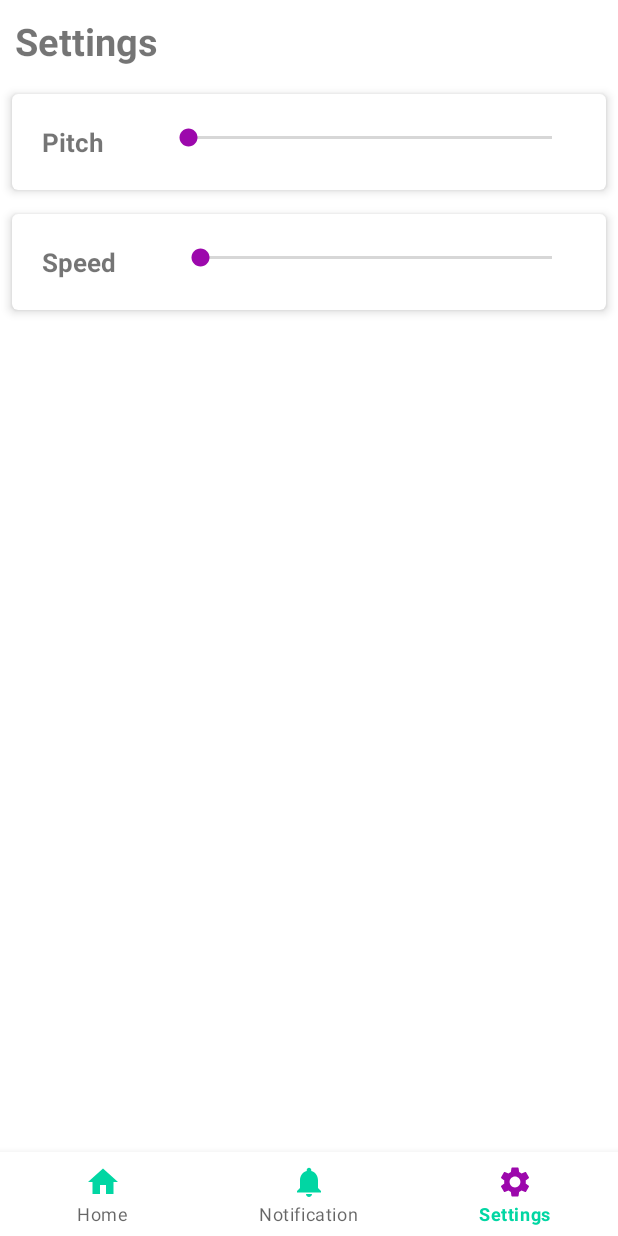
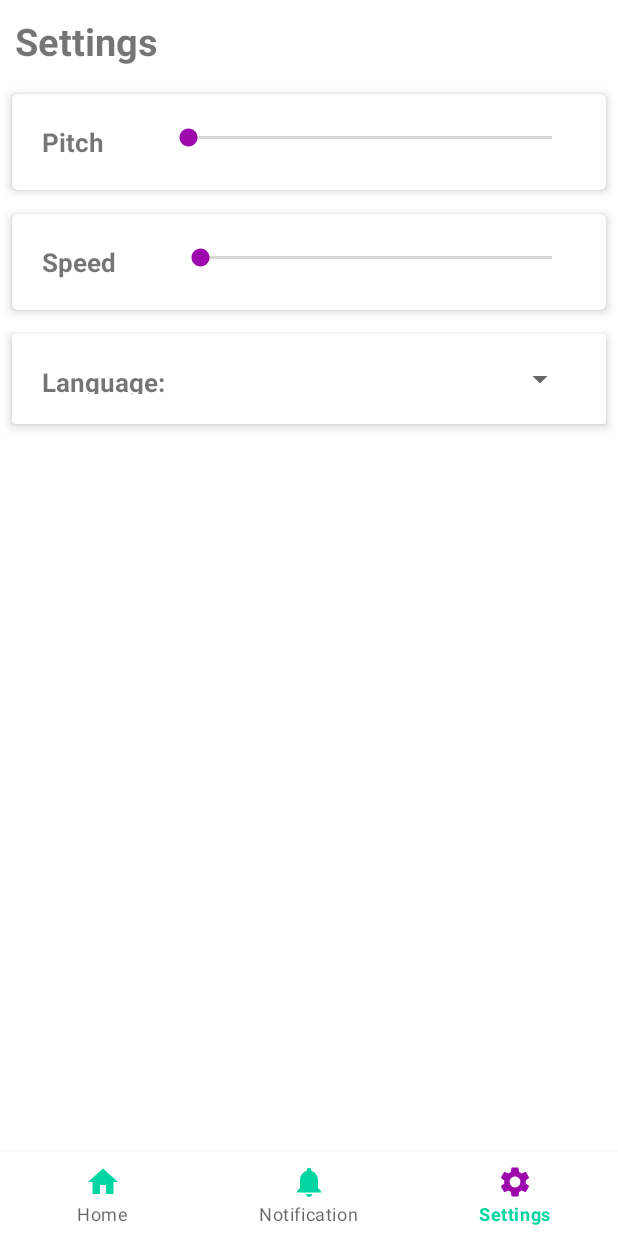
Before and after one commit to AgborSuccess/Pronounce, an Android app: the screen it shows after launch (MainActivity), item 3 of the bottom bar chosen, on a phone screen of 412 x 824 dp. Run offline under Robolectric (Android 15) with nearby library versions, the phone set to English and light mode, and no system bars; our stand-ins replace navigation-ui.

Commit message:
Made the TTS to work and Stopped the app from crashing, and I've also Implemented the settings fragment to pass data

```diff
--- a/app/src/main/java/com/example/pronouncetwo/ui/home/HomeFragment.java
+++ b/app/src/main/java/com/example/pronouncetwo/ui/home/HomeFragment.java
@@ -3,12 +3,15 @@ package com.example.pronouncetwo.ui.home;
 import static android.graphics.Color.rgb;
 
 import android.content.Intent;
+import android.graphics.Color;
 import android.os.Bundle;
 import android.speech.tts.TextToSpeech;
 import android.util.Log;
 import android.view.LayoutInflater;
+import android.view.MotionEvent;
 import android.view.View;
 import android.view.ViewGroup;
+import android.widget.Button;
 import android.widget.EditText;
 import android.widget.ImageButton;
 import android.widget.SeekBar;
@@ -33,7 +36,7 @@ public class HomeFragment extends Fragment implements TextToSpeech.OnInitListene
     private FragmentHomeBinding binding;
     private TextToSpeech TTS;
     private TextView confirmationText;
-    private ImageButton playButton;
+    private Button playButton;
 
     private float pitch;
     private float speed;
@@ -74,6 +77,20 @@ public class HomeFragment extends Fragment implements TextToSpeech.OnInitListene
 
 
 
+        playButton.setOnTouchListener(new View.OnTouchListener() {
+            @Override
+            public boolean onTouch(View view, MotionEvent motionEvent) {
+                switch (motionEvent.getAction()) {
+                    case MotionEvent.ACTION_DOWN:
+                        view.setBackgroundColor(Color.GRAY);
+                        break;
+                    case MotionEvent.ACTION_UP:
+                        view.setBackgroundColor(Color.WHITE);
+                        break;
+                }
+                return false;
+            }
+        });
 
 
         playButton.setOnClickListener(new View.OnClickListener() {
--- /dev/null
+++ b/app/src/main/res/drawable/ic_baseline_play_arrow_24.xml
@@ -0,0 +1,5 @@
+<vector android:height="24dp" android:tint="#06A681"
+    android:viewportHeight="24" android:viewportWidth="24"
+    android:width="24dp" xmlns:android="http://schemas.android.com/apk/res/android">
+    <path android:fillColor="@android:color/white" android:pathData="M8,5v14l11,-7z"/>
+</vector>
--- a/app/src/main/res/drawable/ic_baseline_play_circle_filled_24.xml
+++ b/app/src/main/res/drawable/ic_baseline_play_circle_filled_24.xml
@@ -1,5 +1,5 @@
-<vector android:height="250dp" android:tint="#FF01D6A3"
+<vector android:height="24dp" android:tint="#DEDEDE"
     android:viewportHeight="24" android:viewportWidth="24"
-    android:width="250dp" xmlns:android="http://schemas.android.com/apk/res/android">
+    android:width="24dp" xmlns:android="http://schemas.android.com/apk/res/android">
     <path android:fillColor="@android:color/white" android:pathData="M12,2C6.48,2 2,6.48 2,12s4.48,10 10,10 10,-4.48 10,-10S17.52,2 12,2zM10,16.5v-9l6,4.5 -6,4.5z"/>
 </vector>
--- /dev/null
+++ b/app/src/main/res/drawable/ic_baseline_play_circle_outline_24.xml
@@ -0,0 +1,5 @@
+<vector android:height="24dp" android:tint="#DEDEDE"
+    android:viewportHeight="24" android:viewportWidth="24"
+    android:width="24dp" xmlns:android="http://schemas.android.com/apk/res/android">
+    <path android:fillColor="@android:color/white" android:pathData="M10,16.5l6,-4.5 -6,-4.5v9zM12,2C6.48,2 2,6.48 2,12s4.48,10 10,10 10,-4.48 10,-10S17.52,2 12,2zM12,20c-4.41,0 -8,-3.59 -8,-8s3.59,-8 8,-8 8,3.59 8,8 -3.59,8 -8,8z"/>
+</vector>
--- /dev/null
+++ b/app/src/main/res/drawable/transparent.xml
@@ -0,0 +1,6 @@
+<?xml version="1.0" encoding="utf-8"?>
+<shape xmlns:android="http://schemas.android.com/apk/res/android" android:shape="rectangle">
+
+    <solid android:color="#00000000"/>
+
+</shape>
--- a/app/src/main/res/layout/fragment_notifications.xml
+++ b/app/src/main/res/layout/fragment_notifications.xml
@@ -115,6 +115,42 @@
                 </androidx.cardview.widget.CardView>
 
 
+                <androidx.cardview.widget.CardView
+                    android:layout_width="match_parent"
+                    android:layout_height="60dp"
+                    android:elevation="5dp"
+                    app:cornerRadius="5dp"
+                    android:layout_margin="8dp"
+                    app:cardElevation="4dp"
+                    android:layout_gravity="center">
+
+                    <LinearLayout
+                        android:layout_width="match_parent"
+                        android:layout_height="wrap_content"
+                        android:orientation="horizontal"
+                        android:id="@+id/box_3"
+                        android:layout_gravity="center_vertical">
+
+                        <TextView
+                            android:layout_width="wrap_content"
+                            android:layout_height="wrap_content"
+                            android:text="Language:"
+                            android:layout_margin="20dp"
+                            android:textStyle="bold"
+                            android:textSize="17dp"
+                            android:gravity="left"
+                            android:layout_weight="1"/>
+
+                        <Spinner
+                            android:id="@+id/language_spinner"
+                            android:layout_width="wrap_content"
+                            android:layout_height="wrap_content"
+                            android:gravity="right"
+                            android:layout_margin="20dp"
+                            android:layout_weight="1"/>
+                    </LinearLayout>
+                </androidx.cardview.widget.CardView>
+
 
 
 
```
Also changed, not shown: app/src/main/res/drawable/neumorphic_button_background.xml (added, +8 -0 lines), app/src/main/res/layout/fragment_home.xml (+25 -5 lines).
